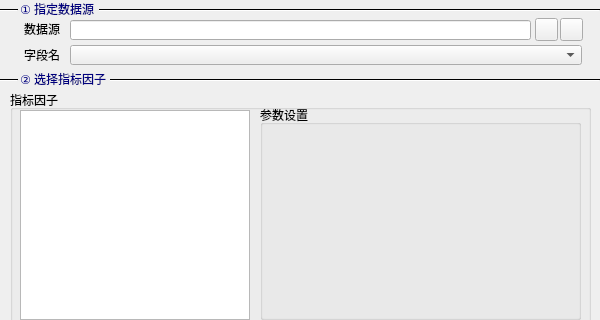
Old version of the form branches/SpatialOptimize/FormObject.ui in the repository artifact113/particle-swarm-optimization; both pictures show x 0 to 600 and y 0 to 320 of the 600 by 725 pixel window.
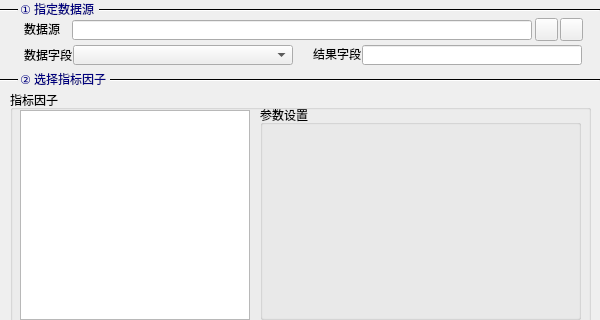
New version of the form. Icons and pictures are not drawn.

Patch:
```diff
--- a/branches/SpatialOptimize/FormObject.ui
+++ b/branches/SpatialOptimize/FormObject.ui
@@ -583,9 +583,9 @@
   <widget class="QLineEdit" name="txtDataSource">
    <property name="geometry">
     <rect>
-     <x>70</x>
+     <x>72</x>
      <y>20</y>
-     <width>461</width>
+     <width>460</width>
      <height>20</height>
     </rect>
    </property>
@@ -1701,20 +1701,20 @@
     <rect>
      <x>24</x>
      <y>47</y>
-     <width>41</width>
+     <width>50</width>
      <height>16</height>
     </rect>
    </property>
    <property name="text">
-    <string>字段名</string>
+    <string>数据字段</string>
    </property>
   </widget>
   <widget class="QComboBox" name="cmbFieldName">
    <property name="geometry">
     <rect>
-     <x>70</x>
+     <x>73</x>
      <y>45</y>
-     <width>512</width>
+     <width>220</width>
      <height>20</height>
     </rect>
    </property>
@@ -1722,6 +1722,29 @@
     <number>-1</number>
    </property>
   </widget>
+  <widget class="QLabel" name="label_5">
+   <property name="geometry">
+    <rect>
+     <x>313</x>
+     <y>48</y>
+     <width>50</width>
+     <height>12</height>
+    </rect>
+   </property>
+   <property name="text">
+    <string>结果字段</string>
+   </property>
+  </widget>
+  <widget class="QLineEdit" name="txtResultFiledName">
+   <property name="geometry">
+    <rect>
+     <x>362</x>
+     <y>45</y>
+     <width>220</width>
+     <height>20</height>
+    </rect>
+   </property>
+  </widget>
  </widget>
  <resources>
   <include location="HPGCToolbox.qrc"/>
```
